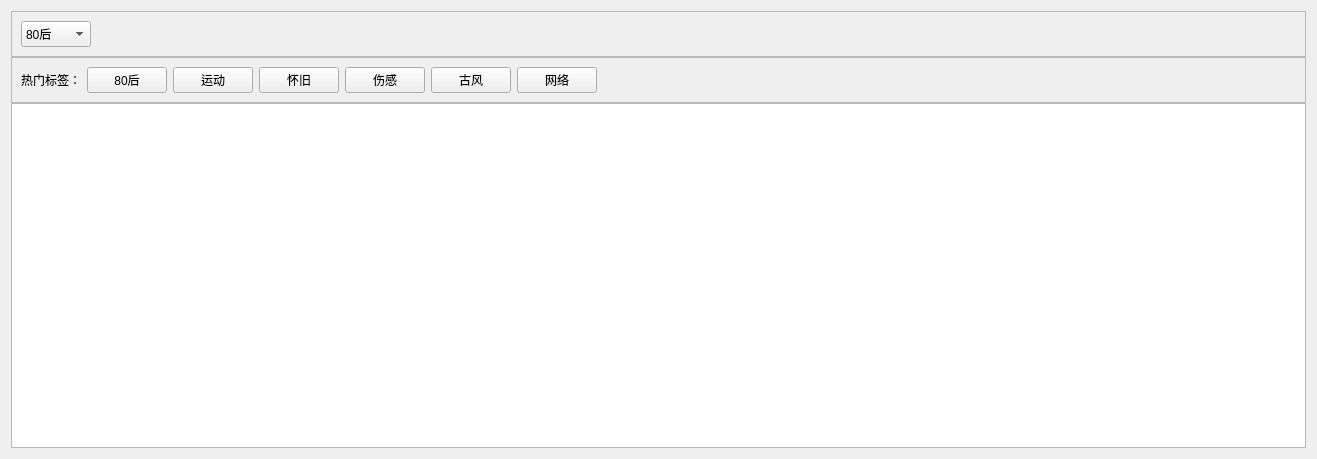
huizhang556/pc-video-player, file VideoPlayer/mainwidget/songlistsort/SonglistSort.ui: the form before one commit.
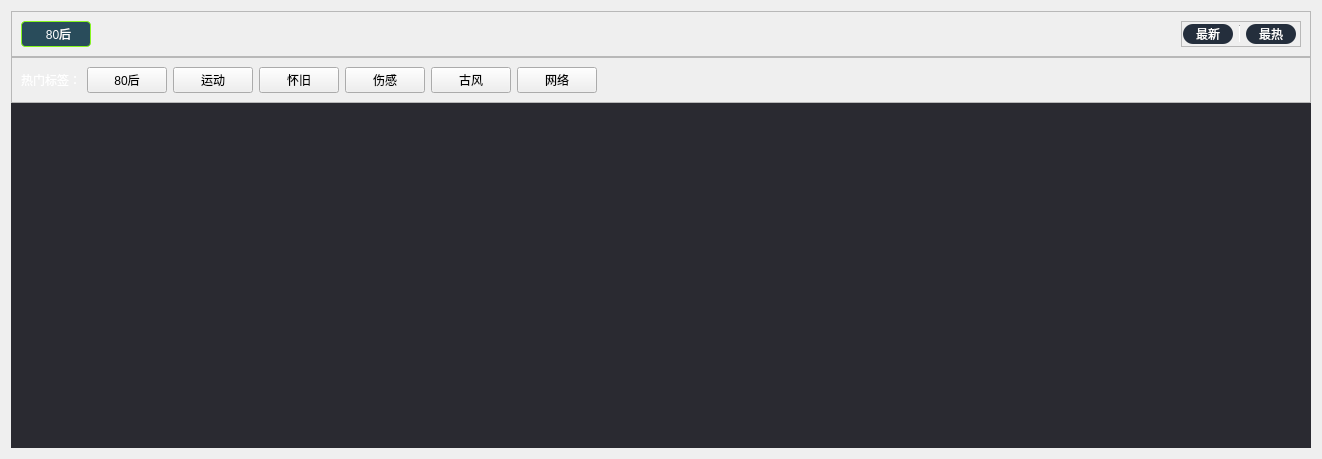
The form after the commit.

```diff
--- a/VideoPlayer/mainwidget/songlistsort/SonglistSort.ui
+++ b/VideoPlayer/mainwidget/songlistsort/SonglistSort.ui
@@ -6,7 +6,7 @@
    <rect>
     <x>0</x>
     <y>0</y>
-    <width>1317</width>
+    <width>1322</width>
     <height>459</height>
    </rect>
   </property>
@@ -54,18 +54,44 @@
              <item>
               <layout class="QHBoxLayout" name="horizontalLayout_3">
                <item>
-                <widget class="QComboBox" name="comboBox">
+                <widget class="QToolButton" name="toolButton">
                  <property name="minimumSize">
                   <size>
                    <width>70</width>
                    <height>26</height>
                   </size>
                  </property>
-                 <item>
-                  <property name="text">
-                   <string>80后</string>
-                  </property>
-                 </item>
+                 <property name="styleSheet">
+                  <string notr="true">QToolButton
+{
+background-color: #294c5b;
+border: 1px solid #87f61f;
+color: white;
+border-radius:4px;
+padding-left:5px;
+}
+
+QToolButton:hover
+{
+color: white;
+}
+
+QToolButton:checked
+{
+background-color: #b01430;
+color: white;
+border: 1px solid #87f61f;
+}
+
+/*添加菜单后去掉右下角小箭头*/
+QToolButton::menu-indicator
+{
+image:none;
+}</string>
+                 </property>
+                 <property name="text">
+                  <string>80后</string>
+                 </property>
                 </widget>
                </item>
                <item>
@@ -81,6 +107,151 @@
                  </property>
                 </spacer>
                </item>
+               <item>
+                <widget class="QFrame" name="frame_3">
+                 <property name="minimumSize">
+                  <size>
+                   <width>120</width>
+                   <height>0</height>
+                  </size>
+                 </property>
+                 <property name="maximumSize">
+                  <size>
+                   <width>110</width>
+                   <height>16777215</height>
+                  </size>
+                 </property>
+                 <property name="frameShape">
+                  <enum>QFrame::StyledPanel</enum>
+                 </property>
+                 <property name="frameShadow">
+                  <enum>QFrame::Raised</enum>
+                 </property>
+                 <layout class="QVBoxLayout" name="verticalLayout_5">
+                  <property name="spacing">
+                   <number>0</number>
+                  </property>
+                  <property name="leftMargin">
+                   <number>0</number>
+                  </property>
+                  <property name="topMargin">
+                   <number>0</number>
+                  </property>
+                  <property name="rightMargin">
+                   <number>0</number>
+                  </property>
+                  <property name="bottomMargin">
+                   <number>0</number>
+                  </property>
+                  <item>
+                   <layout class="QHBoxLayout" name="horizontalLayout_5">
+                    <property name="spacing">
+                     <number>5</number>
+                    </property>
+                    <item>
+                     <widget class="QPushButton" name="pushButton_new">
+                      <property name="minimumSize">
+                       <size>
+                        <width>50</width>
+                        <height>20</height>
+                       </size>
+                      </property>
+                      <property name="maximumSize">
+                       <size>
+                        <width>50</width>
+                        <height>16777215</height>
+                       </size>
+                      </property>
+                      <property name="styleSheet">
+                       <string notr="true">QPushButton
+{
+background-color: #242e3c;
+border-radius: 10px;
+color: white;
+
+}
+
+QPushButton:hover
+{
+color: white;
+}
+
+QPushButton:checked
+{
+background-color: #505863;
+border-radius: 10px;
+color: white;
+}</string>
+                      </property>
+                      <property name="text">
+                       <string>最新</string>
+                      </property>
+                     </widget>
+                    </item>
+                    <item>
+                     <widget class="Line" name="line">
+                      <property name="minimumSize">
+                       <size>
+                        <width>1</width>
+                        <height>18</height>
+                       </size>
+                      </property>
+                      <property name="maximumSize">
+                       <size>
+                        <width>1</width>
+                        <height>18</height>
+                       </size>
+                      </property>
+                      <property name="orientation">
+                       <enum>Qt::Vertical</enum>
+                      </property>
+                     </widget>
+                    </item>
+                    <item>
+                     <widget class="QPushButton" name="pushButton_hot">
+                      <property name="minimumSize">
+                       <size>
+                        <width>50</width>
+                        <height>20</height>
+                       </size>
+                      </property>
+                      <property name="maximumSize">
+                       <size>
+                        <width>50</width>
+                        <height>16777215</height>
+                       </size>
+                      </property>
+                      <property name="styleSheet">
+                       <string notr="true">QPushButton
+{
+background-color: #242e3c;
+border-radius: 10px;
+color: white;
+
+}
+
+QPushButton:hover
+{
+color: white;
+}
+
+QPushButton:checked
+{
+background-color: #505863;
+border-radius: 10px;
+color: white;
+}</string>
+                      </property>
+                      <property name="text">
+                       <string>最热</string>
+                      </property>
+                     </widget>
+                    </item>
+                   </layout>
+                  </item>
+                 </layout>
+                </widget>
+               </item>
               </layout>
              </item>
             </layout>
@@ -105,6 +276,12 @@
                    <height>26</height>
                   </size>
                  </property>
+                 <property name="styleSheet">
+                  <string notr="true">QLabel
+{
+color: white;
+}</string>
+                 </property>
                  <property name="text">
                   <string>热门标签：</string>
                  </property>
@@ -212,7 +389,21 @@
       </widget>
      </item>
      <item>
-      <widget class="QListWidget" name="listWidget"/>
+      <widget class="QListWidget" name="listWidget_markItem">
+       <property name="styleSheet">
+        <string notr="true">QListWidget
+{
+border:none;
+background-color: #2a2a31;
+}
+
+QListWidget::item
+{
+color: transparent;
+}
+</string>
+       </property>
+      </widget>
      </item>
     </layout>
    </item>
```
Left out of the diff: 18 changed lines with no effect on the pictures.
